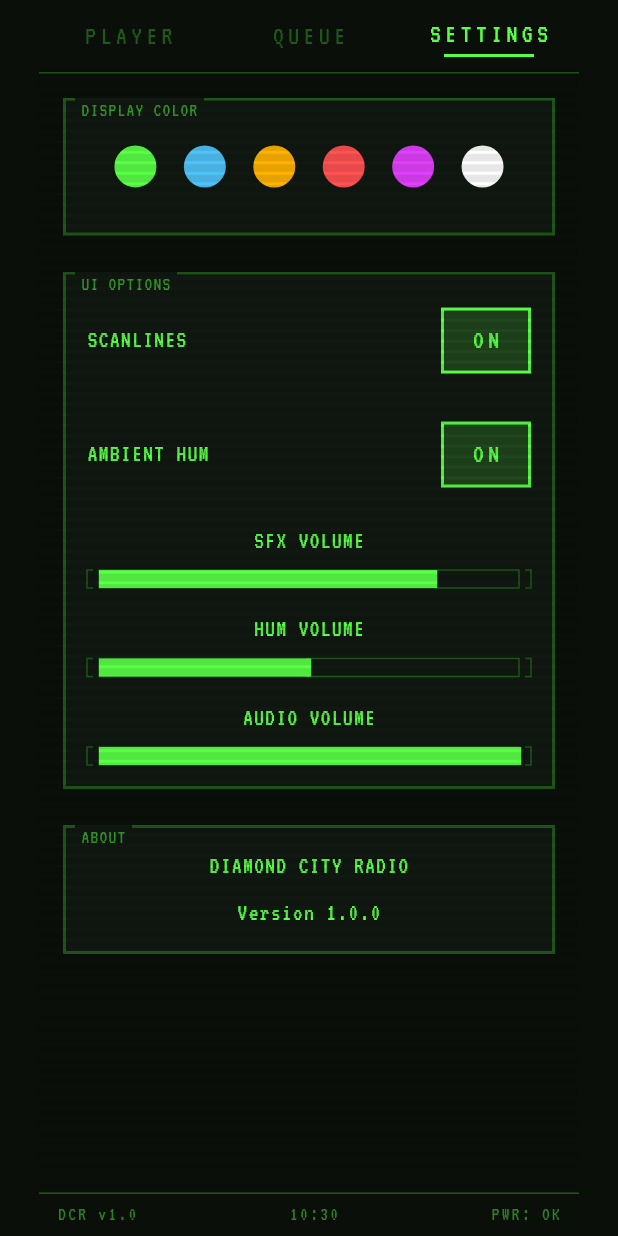
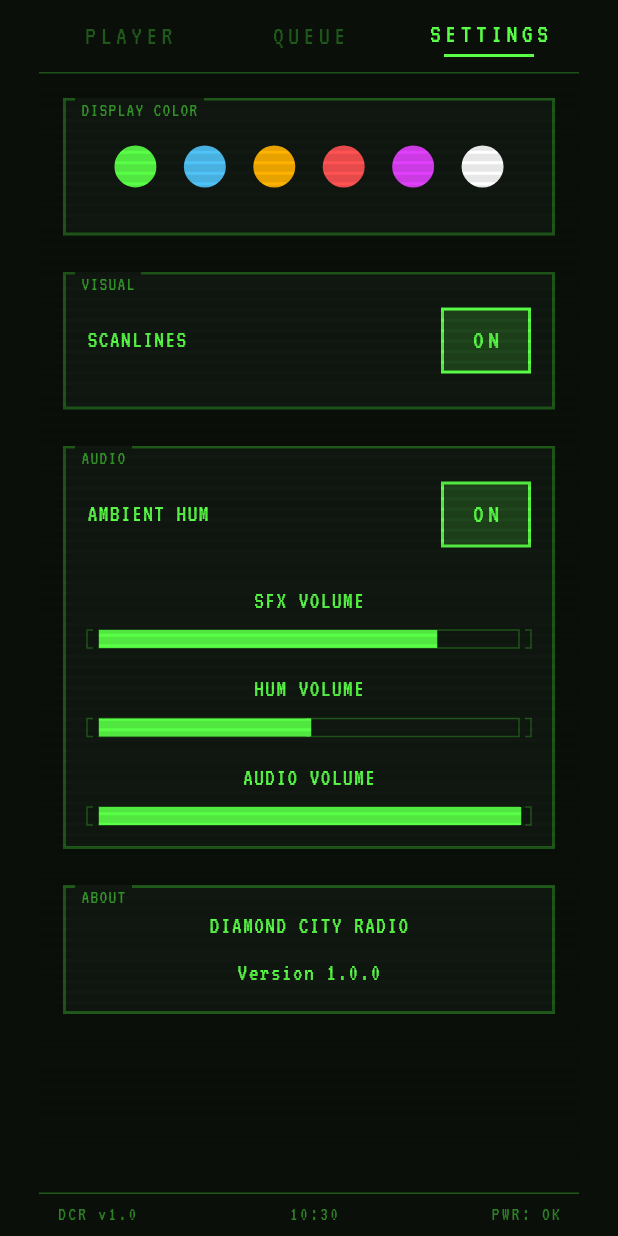
Before and after one commit to dragonstonehafiz/diamond-city-radio, a Flutter app: the screen it shows after launch, after a tap on "QUEUE", after a tap on "SETTINGS", on a phone screen of 412 x 824 dp. Run offline on Flutter 3.47's test engine with Material 3 defaults, Android fonts, the light colour scheme and no system bars; our stand-ins replace audio_service, audioplayers, just_audio, marquee, shared_preferences.

Commit message:
feat: update settings page

```diff
--- a/lib/screens/settings_screen.dart
+++ b/lib/screens/settings_screen.dart
@@ -46,13 +46,10 @@
             ),
             const SizedBox(height: PipBoyConstants.spacingL),
 
-            // UI options panel
+            // Visual panel
             PipBoyPanel(
-              title: 'UI OPTIONS',
-              child: Column(
-                children: [
-                  // Scanlines toggle
-                  Padding(
+              title: 'VISUAL',
+              child: Padding(
                 padding: const EdgeInsets.symmetric(
                   vertical: PipBoyConstants.spacingS,
                 ),
@@ -76,8 +73,14 @@
                   ],
                 ),
               ),
-                  const SizedBox(height: PipBoyConstants.spacingM),
+            ),
+            const SizedBox(height: PipBoyConstants.spacingL),
 
+            // Audio panel
+            PipBoyPanel(
+              title: 'AUDIO',
+              child: Column(
+                children: [
                   // Ambient hum toggle
                   Padding(
                     padding: const EdgeInsets.symmetric(
```
Also changed, not shown: 2 other files. Lines whose indentation alone changed are shown as unchanged.
